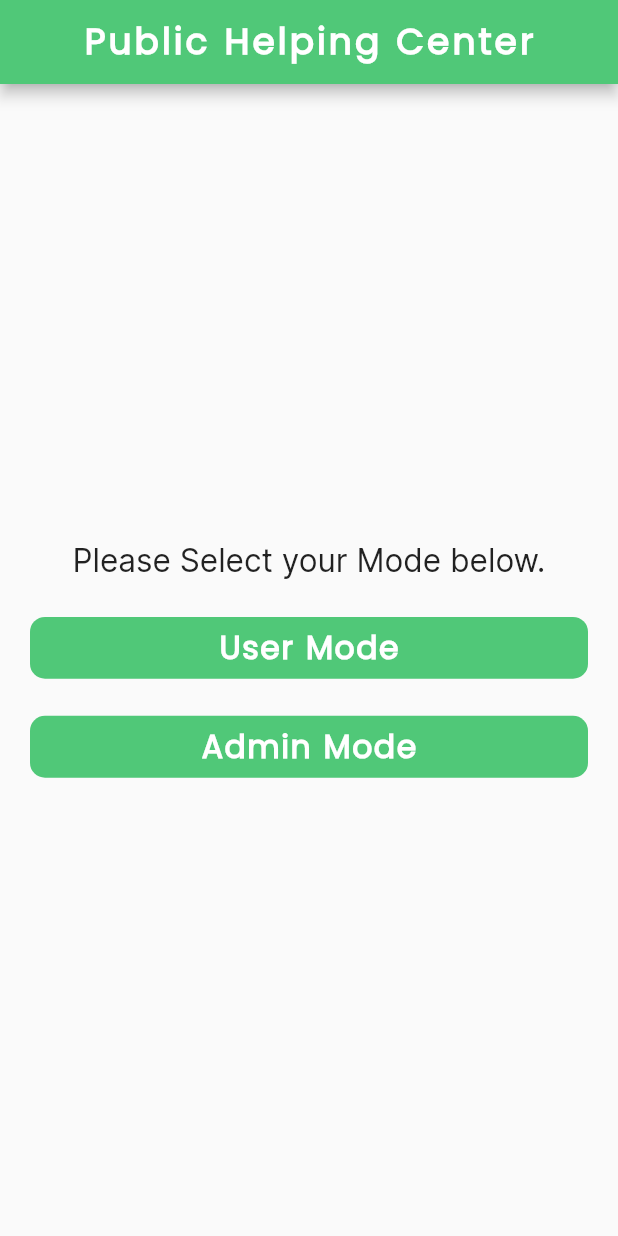
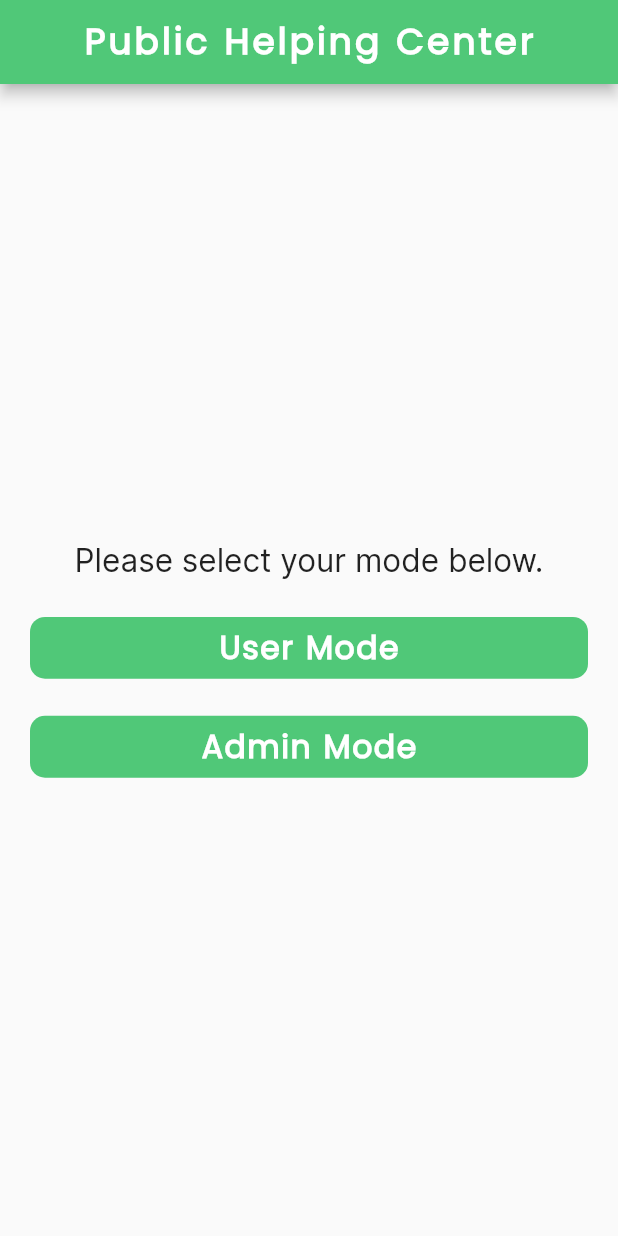
Before and after one commit to muneeb-shahid/SQuiP, a Flutter app: the screen it shows after launch, on a phone screen of 412 x 824 dp. Run offline on Flutter 3.47's test engine with Material 2 defaults, Android fonts, the light colour scheme and no system bars; our stand-ins replace get_it, stacked, stacked_core, stacked_services; missing offline and left inert: dart:ffi.

Commit message:
Third commit

```diff
--- /dev/null
+++ b/lib/Services/Constants/textConstant.dart
@@ -0,0 +1,18 @@
+import 'package:app_/Services/Constants/fontsConstant.dart';
+import 'package:flutter/material.dart';
+
+class TextConstant {
+  text_Funct(text) {
+   return Padding(
+      padding: const EdgeInsets.only(left: 20, right: 20),
+      child: Text(
+        text,
+        textAlign: TextAlign.justify,
+        style: TextStyle(
+          fontSize: FontsConstants.sub_heading_font_size,
+          fontFamily: FontsConstants.sub_heading_font_family,
+        ),
+      ),
+    );
+  }
+}
--- a/lib/View/UserModeView/userView.dart
+++ b/lib/View/UserModeView/userView.dart
@@ -5,6 +5,7 @@ import 'package:stacked/stacked.dart';
 
 import '../../Services/Constants/appBarConstant.dart';
 import '../../Services/Constants/fontsConstant.dart';
+import '../../Services/Constants/textConstant.dart';
 import '../../ViewModel/UserModeViewModel/userViewModel.dart';
 
 class UserMode extends StatelessWidget {
@@ -21,17 +22,8 @@ class UserMode extends StatelessWidget {
             child: SingleChildScrollView(
               child: Column(
                 children: [
-                  Padding(
-                    padding: const EdgeInsets.only(left: 20, right: 20),
-                    child: Text(
-                      "Select which types of services do you want?",
-                      textAlign: TextAlign.justify,
-                      style: TextStyle(
-                        fontSize: FontsConstants.sub_heading_font_size,
-                        fontFamily: FontsConstants.sub_heading_font_family,
-                      ),
-                    ),
-                  ),
+                  TextConstant().text_Funct("Select which types of services do you want?",),
+
                   SizedBox(
                     height: MediaQuery.of(context).size.height * 0.03,
                   ),
--- a/lib/View/startingView.dart
+++ b/lib/View/startingView.dart
@@ -9,6 +9,7 @@ import 'package:flutter/src/widgets/placeholder.dart';
 import '../Services/Constants/appBarConstant.dart';
 import '../Services/Constants/constantsColors.dart';
 import '../Services/Constants/fontsConstant.dart';
+import '../Services/Constants/textConstant.dart';
 import '../Services/gesturedetector.dart';
 import '../ViewModel/startingViewModel.dart';
 
@@ -30,13 +31,8 @@ class StartingView extends StatelessWidget {
                 mainAxisAlignment: MainAxisAlignment.center,
                 crossAxisAlignment: CrossAxisAlignment.center,
                 children: [
-                  Text(
-                    "Please Select your Mode below.",
-                    style: TextStyle(
-                      fontSize: FontsConstants.sub_heading_font_size,
-                      fontFamily: FontsConstants.sub_heading_font_family,
-                    ),
-                  ),
+                   TextConstant().text_Funct( "Please select your mode below.",),
+
                   SizedBox(
                     height: MediaQuery.of(context).size.height * 0.03,
                   ),
```
Also changed, not shown: lib/View/UserModeView/policeview.dart (added), lib/ViewModel/UserModeViewModel/policeviewmodel.dart (added).
